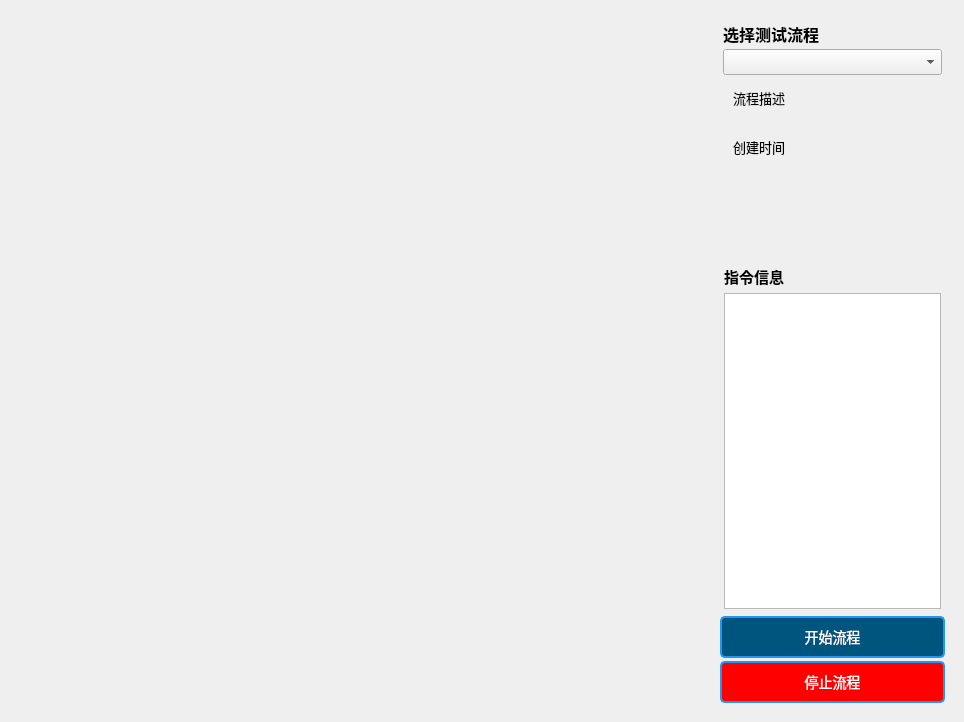
Old version of the form view/graph/v6/view.ui in the repository lhyn81note/xyz.
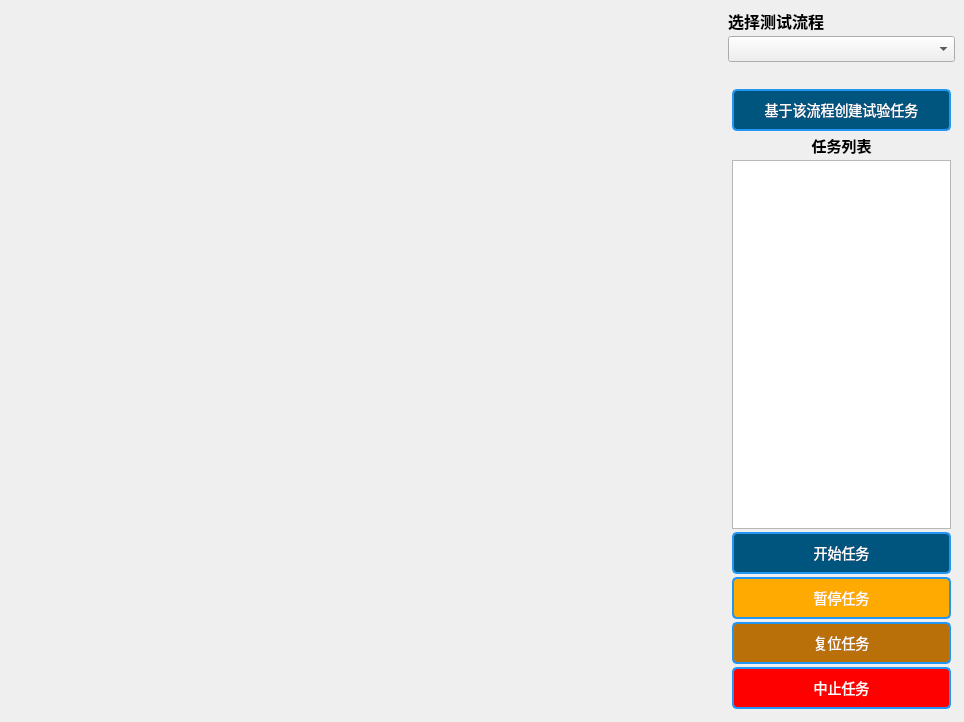
New version of the form.

Commit message: 1.Fix 'fault' to 'alarm' to enable flow break.

```diff
--- a/view/graph/v6/view.ui
+++ b/view/graph/v6/view.ui
@@ -39,6 +39,21 @@
             }</string>
   </property>
   <layout class="QVBoxLayout" name="verticalLayout" stretch="1">
+   <property name="spacing">
+    <number>0</number>
+   </property>
+   <property name="leftMargin">
+    <number>0</number>
+   </property>
+   <property name="topMargin">
+    <number>0</number>
+   </property>
+   <property name="rightMargin">
+    <number>0</number>
+   </property>
+   <property name="bottomMargin">
+    <number>0</number>
+   </property>
    <item>
     <widget class="QWidget" name="widget" native="true">
      <property name="styleSheet">
@@ -46,19 +61,26 @@
      </property>
      <layout class="QHBoxLayout" name="horizontalLayout" stretch="3,1">
       <property name="spacing">
-       <number>2</number>
+       <number>3</number>
+      </property>
+      <property name="leftMargin">
+       <number>3</number>
       </property>
       <property name="topMargin">
-       <number>5</number>
+       <number>3</number>
       </property>
       <property name="rightMargin">
-       <number>5</number>
+       <number>3</number>
       </property>
       <property name="bottomMargin">
-       <number>5</number>
+       <number>3</number>
       </property>
       <item>
-       <widget class="QWidget" name="wgt_flow" native="true"/>
+       <widget class="QWidget" name="wgt_flow" native="true">
+        <property name="styleSheet">
+         <string notr="true">margin: 0;</string>
+        </property>
+       </widget>
       </item>
       <item>
        <widget class="QWidget" name="widget_2" native="true">
@@ -120,7 +142,7 @@
             </item>
             <item>
              <widget class="QWidget" name="widget_4" native="true">
-              <layout class="QVBoxLayout" name="verticalLayout_4" stretch="1,2">
+              <layout class="QVBoxLayout" name="verticalLayout_4" stretch="1">
                <property name="spacing">
                 <number>1</number>
                </property>
@@ -139,85 +161,46 @@
                <item>
                 <widget class="QWidget" name="widget_5" native="true">
                  <layout class="QVBoxLayout" name="verticalLayout_5">
-                  <item>
-                   <widget class="QLabel" name="label_2">
-                    <property name="font">
-                     <font>
-                      <pointsize>10</pointsize>
-                     </font>
-                    </property>
-                    <property name="text">
-                     <string>流程描述</string>
-                    </property>
-                   </widget>
-                  </item>
-                  <item>
-                   <widget class="QLabel" name="lb_flow_desc">
-                    <property name="font">
-                     <font>
-                      <pointsize>11</pointsize>
-                     </font>
-                    </property>
-                    <property name="text">
-                     <string/>
-                    </property>
-                   </widget>
-                  </item>
-                  <item>
-                   <widget class="QLabel" name="label_4">
-                    <property name="font">
-                     <font>
-                      <pointsize>10</pointsize>
-                     </font>
-                    </property>
-                    <property name="text">
-                     <string>创建时间</string>
-                    </property>
-                   </widget>
-                  </item>
-                  <item>
-                   <widget class="QLabel" name="lb_flow_time">
-                    <property name="font">
-                     <font>
-                      <pointsize>11</pointsize>
-                     </font>
-                    </property>
-                    <property name="text">
-                     <string/>
-                    </property>
-                   </widget>
-                  </item>
-                  <item>
-                   <spacer name="verticalSpacer">
-                    <property name="orientation">
-                     <enum>Qt::Vertical</enum>
-                    </property>
-                    <property name="sizeHint" stdset="0">
-                     <size>
-                      <width>20</width>
-                      <height>40</height>
-                     </size>
-                    </property>
-                   </spacer>
-                  </item>
-                 </layout>
-                </widget>
-               </item>
-               <item>
-                <widget class="QWidget" name="widget_6" native="true">
-                 <layout class="QVBoxLayout" name="verticalLayout_6">
                   <property name="spacing">
-                   <number>5</number>
+                   <number>3</number>
                   </property>
                   <property name="leftMargin">
-                   <number>0</number>
+                   <number>3</number>
+                  </property>
+                  <property name="topMargin">
+                   <number>3</number>
                   </property>
                   <property name="rightMargin">
-                   <number>0</number>
+                   <number>3</number>
                   </property>
                   <property name="bottomMargin">
-                   <number>0</number>
+                   <number>3</number>
                   </property>
+                  <item>
+                   <widget class="QLabel" name="lb_flow_desc">
+                    <property name="font">
+                     <font>
+                      <pointsize>11</pointsize>
+                     </font>
+                    </property>
+                    <property name="styleSheet">
+                     <string notr="true">color: rgb(93, 93, 93);</string>
+                    </property>
+                    <property name="text">
+                     <string/>
+                    </property>
+                    <property name="wordWrap">
+                     <bool>true</bool>
+                    </property>
+                   </widget>
+                  </item>
+                  <item>
+                   <widget class="QPushButton" name="pushButton">
+                    <property name="text">
+                     <string>基于该流程创建试验任务</string>
+                    </property>
+                   </widget>
+                  </item>
                   <item>
                    <widget class="QLabel" name="label_3">
                     <property name="font">
@@ -227,13 +210,53 @@
                      </font>
                     </property>
                     <property name="text">
-                     <string>指令信息</string>
+                     <string>任务列表</string>
+                    </property>
+                    <property name="alignment">
+                     <set>Qt::AlignCenter</set>
                     </property>
                    </widget>
                   </item>
                   <item>
                    <widget class="QPlainTextEdit" name="pt_cmd_info"/>
                   </item>
+                  <item>
+                   <widget class="QPushButton" name="btn_start">
+                    <property name="text">
+                     <string>开始任务</string>
+                    </property>
+                   </widget>
+                  </item>
+                  <item>
+                   <widget class="QPushButton" name="btb_stop_2">
+                    <property name="styleSheet">
+                     <string notr="true">background-color: rgb(255, 170, 0);</string>
+                    </property>
+                    <property name="text">
+                     <string>暂停任务</string>
+                    </property>
+                   </widget>
+                  </item>
+                  <item>
+                   <widget class="QPushButton" name="btb_stop_3">
+                    <property name="styleSheet">
+                     <string notr="true">background-color: rgb(186, 112, 9);</string>
+                    </property>
+                    <property name="text">
+                     <string>复位任务</string>
+                    </property>
+                   </widget>
+                  </item>
+                  <item>
+                   <widget class="QPushButton" name="btb_stop">
+                    <property name="styleSheet">
+                     <string notr="true">background-color: rgb(255, 0, 0);</string>
+                    </property>
+                    <property name="text">
+                     <string>中止任务</string>
+                    </property>
+                   </widget>
+                  </item>
                  </layout>
                 </widget>
                </item>
@@ -243,23 +266,6 @@
            </layout>
           </widget>
          </item>
-         <item>
-          <widget class="QPushButton" name="btn_start">
-           <property name="text">
-            <string>开始流程</string>
-           </property>
-          </widget>
-         </item>
-         <item>
-          <widget class="QPushButton" name="btb_stop">
-           <property name="styleSheet">
-            <string notr="true">background-color: rgb(255, 0, 0);</string>
-           </property>
-           <property name="text">
-            <string>停止流程</string>
-           </property>
-          </widget>
-         </item>
         </layout>
        </widget>
       </item>
```
The commit also changes 35 other files.
